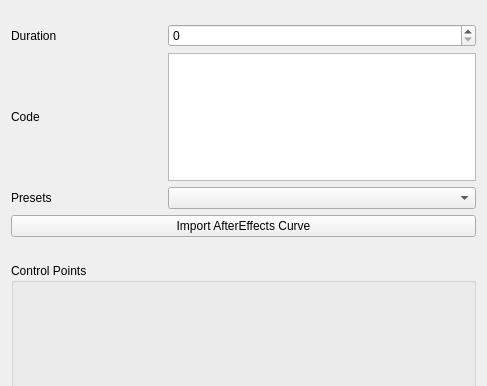
Before: the Qt Designer form tools/qmleasing/properties.ui in qt/qtdeclarative, drawn with Qt 5; both pictures show x 0 to 487 and y 0 to 386 of the 487 by 627 pixel window.
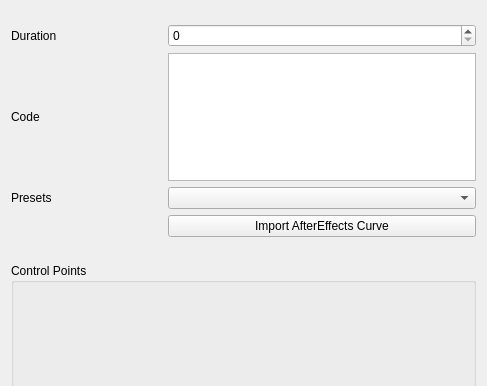
After: the same form once the commit is applied.

Commit message:
Aesthetic tweaks for qmleasing UI
Add window title and shrink import button.

What changed in the file:
```diff
--- a/tools/qmleasing/properties.ui
+++ b/tools/qmleasing/properties.ui
@@ -124,7 +124,7 @@
      </property>
     </widget>
    </item>
-   <item row="4" column="0" colspan="3">
+   <item row="4" column="1" colspan="2">
     <widget class="QPushButton" name="importButton">
      <property name="text">
       <string>Import AfterEffects Curve</string>
```
The commit also changes 1 other file.
